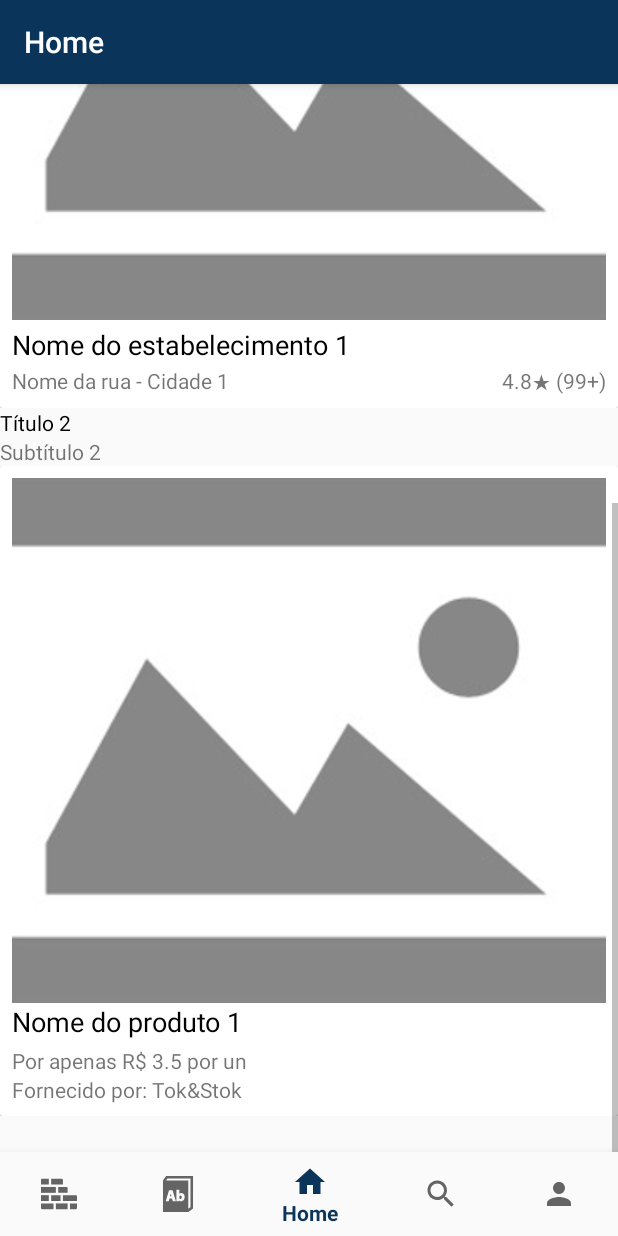
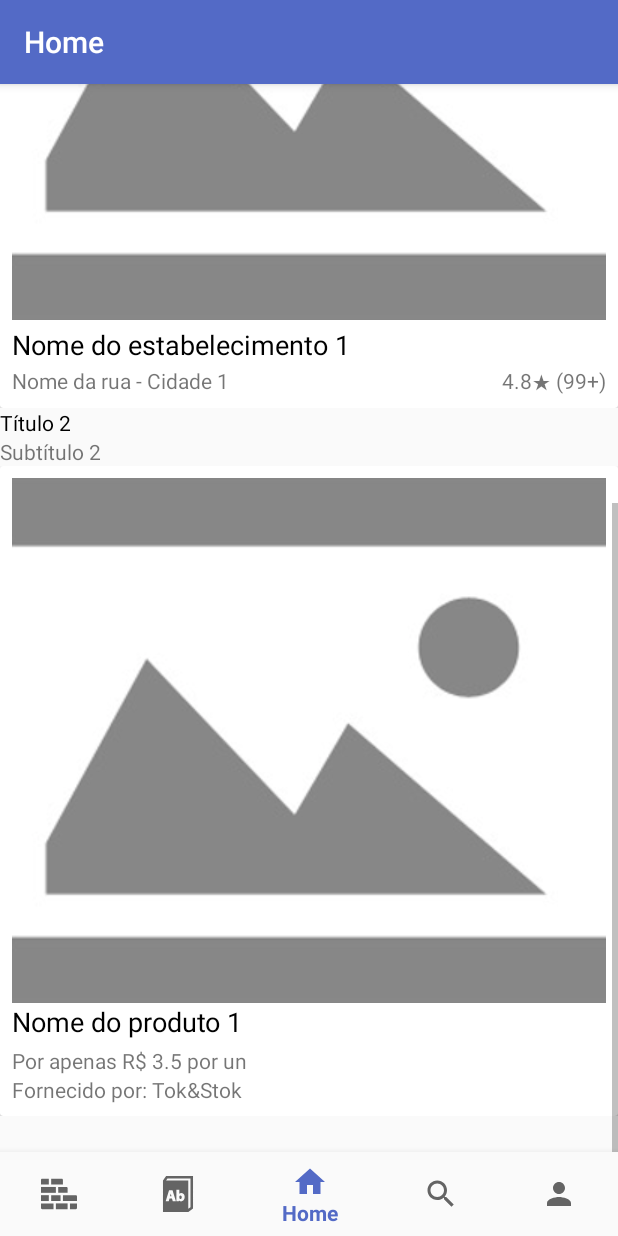
Before and after one commit to GKyomen/GETAC, an Android app: the MainActivity screen opened directly, with no data from a screen before it, scrolled down 439 dp, on a phone screen of 412 x 824 dp. Run offline under Robolectric (Android 15) with nearby library versions, the phone set to English and light mode, and no system bars; our stand-ins replace navigation-ui; libraries missing offline, so code that uses them is left out: com.synnapps.carouselview; plain views replace CarouselView; 3 statements that could not run were skipped.

Commit message:
#10 - changed colors and styles pt. II

```diff
--- a/iBuildApp1/app/src/main/res/values/colors.xml
+++ b/iBuildApp1/app/src/main/res/values/colors.xml
@@ -1,16 +1,12 @@
 <?xml version="1.0" encoding="utf-8"?>
 <resources>
-    <color name="primaryDeepBlue">#00122D</color>
-    <color name="primaryBlue">#0A3459</color>
-
-    <color name="secondaryDeepBlue">#405B73</color>
-    <color name="secondaryBlue">#7B92A6</color>
-    <color name="secondaryLightBlue">#DAE8F2</color>
+    <color name="primaryDeep2">#050D2E</color>
+    <color name="primaryDeep1">#283C8A</color>
+    <color name="primaryNeutral">#536AC6</color>
+    <color name="primaryLight1">#8597E0</color>
+    <color name="primaryLight2">#D2DAF9</color>
 
     <color name="fakeWhite">#F7F7F7</color>
-
-    <color name="red">#CC143C</color>
-    <color name="deepRed">#7F0C25</color>
 
     <color name="black">#000</color>
     <color name="gray1">#333</color>
--- a/iBuildApp1/app/src/main/res/values/styles.xml
+++ b/iBuildApp1/app/src/main/res/values/styles.xml
@@ -7,23 +7,21 @@
         <item name="colorOnBackground">@color/black</item>
 
 
-        <item name="colorPrimaryDark">@color/primaryDeepBlue</item>
-        <item name="colorPrimary">@color/primaryBlue</item>
+        <item name="colorPrimaryDark">@color/primaryDeep2</item>
+        <item name="colorPrimaryVariant">@color/primaryDeep1</item>
+        <item name="colorPrimary">@color/primaryNeutral</item>
+        <item name="colorSecondary">@color/primaryLight1</item>
+        <item name="colorSecondaryVariant">@color/primaryLight2</item>
         <item name="colorOnPrimary">@color/fakeWhite</item>
 
-        <item name="colorSecondary">@color/secondaryBlue</item>
-        <item name="colorSecondaryVariant">@color/secondaryDeepBlue</item>
-        <item name="colorOnSecondary">@color/fakeWhite</item>
+        <item name="colorPrimarySurface">@color/primaryLight2</item> <!-- cards, sheets, and menus -->
+        <item name="colorOnPrimarySurface">@color/primaryNeutral</item>
 
-        <item name="colorPrimarySurface">@color/secondaryLightBlue</item> <!-- cards, sheets, and menus -->
-        <item name="colorOnPrimarySurface">@color/secondaryDeepBlue</item>
+        <item name="colorButtonNormal">@color/primaryNeutral</item>
 
-        <item name="colorButtonNormal">@color/secondaryDeepBlue</item>
-
-        <item name="colorError">@color/deepRed</item>
+        <item name="colorError">@color/primaryDeep2</item>
         <item name="colorOnError">@color/fakeWhite</item>
-        <item name="colorAccent">@color/red</item>
-        <item name="colorButtonNormal" tools:ignore="DuplicateDefinition">@color/primaryBlue</item>
+        <item name="colorAccent">@color/primaryNeutral</item>
 
     </style>
 
```
